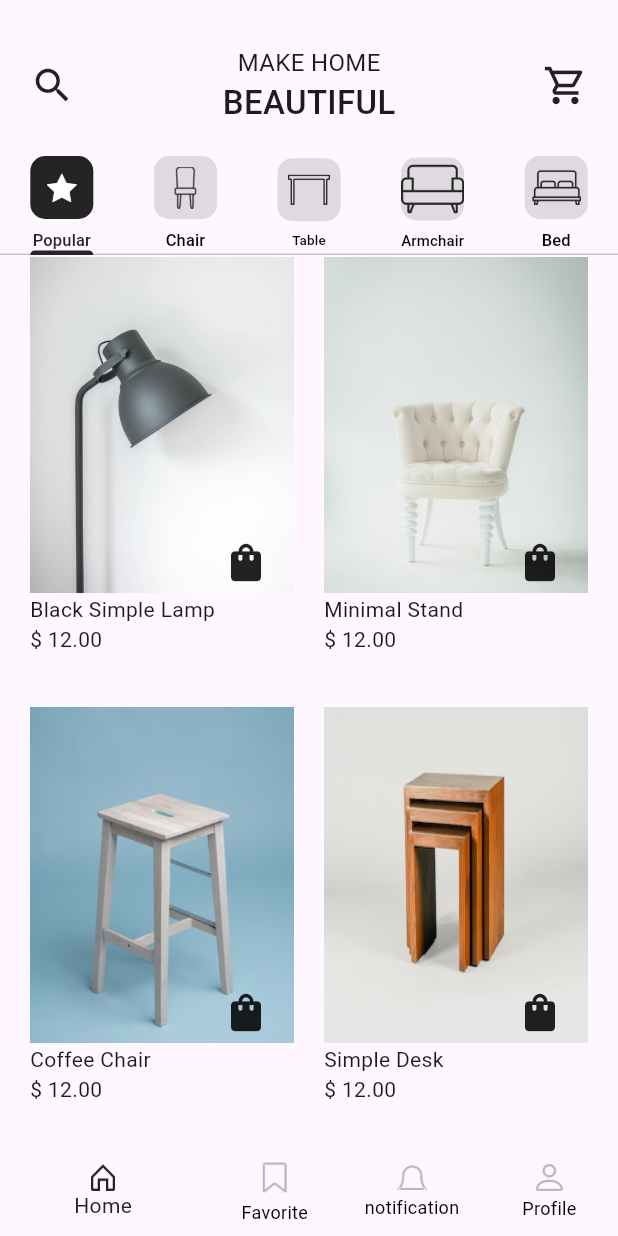
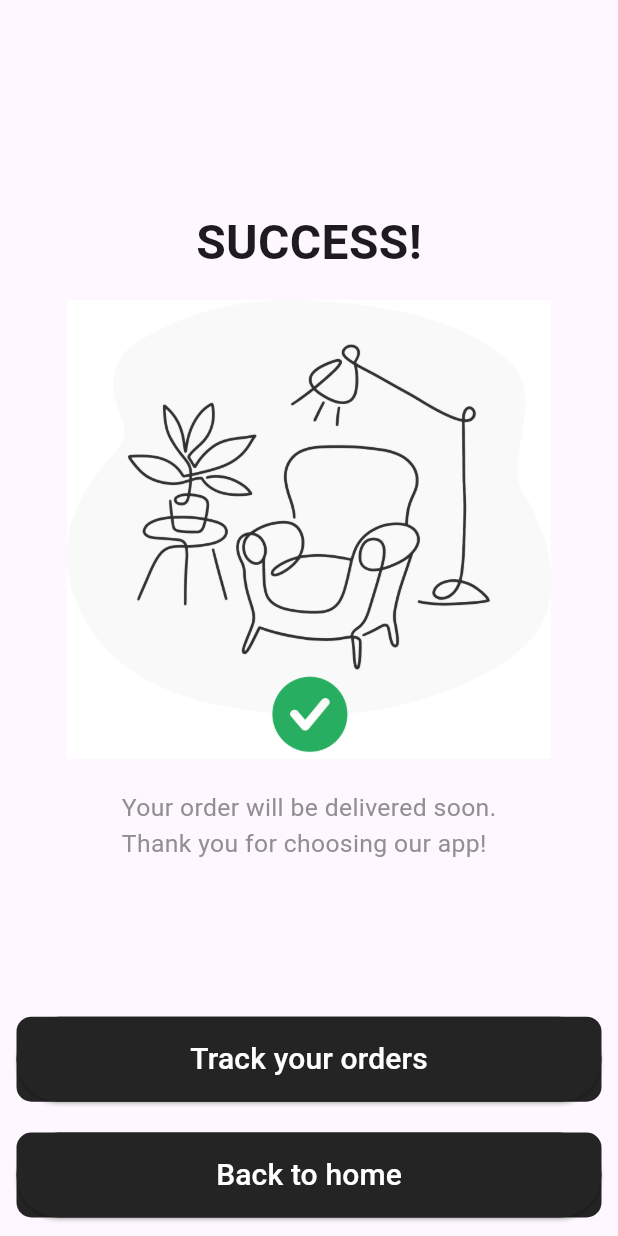
Before and after one commit to pkathiriya62/furniture, a Flutter app: the screen it shows after launch, on a phone screen of 412 x 824 dp. Run offline on Flutter 3.47's test engine with Material 3 defaults, Android fonts, the phone set to English and light mode, and no system bars; our stand-ins replace flutter_screenutil, google_fonts, shared_preferences; Roboto replaces fonts that are missing (TextStyle).

```diff
--- a/lib/main.dart
+++ b/lib/main.dart
@@ -1,7 +1,8 @@
 import 'dart:async';
 import 'package:flutter/material.dart';
 import 'package:flutter_screenutil/flutter_screenutil.dart';
-import 'package:furniture/bottomnavbar.dart';
+// import 'package:furniture/bottomnavbar.dart';
+import 'package:furniture/view/congrates.dart';
 // import 'package:furniture/view/checkoutscreen.dart';
 import 'package:furniture/view/loginscreen.dart';
 // import 'package:furniture/view/profilescreen.dart';
@@ -46,8 +47,11 @@ class _MyAppState extends State<MyApp> {
             ),
             // ignore: unnecessary_null_comparison
             home: token != null
-                ? const BottomNavigation()
+                ? const Congratesscreen()
                 : const LogInScreen(),
+            // home: token != null
+            //     ? const BottomNavigation()
+            //     : const LogInScreen(),
           );
         });
   }
--- /dev/null
+++ b/lib/view/congrates.dart
@@ -0,0 +1,71 @@
+import 'package:flutter/material.dart';
+import 'package:flutter_screenutil/flutter_screenutil.dart';
+import 'package:furniture/common/Appcolor.dart';
+import 'package:furniture/common/button.dart';
+import 'package:google_fonts/google_fonts.dart';
+
+class Congratesscreen extends StatefulWidget {
+  const Congratesscreen({super.key});
+
+  @override
+  State<Congratesscreen> createState() => _CongratesscreenState();
+}
+
+class _CongratesscreenState extends State<Congratesscreen> {
+  @override
+  Widget build(BuildContext context) {
+    return Scaffold(
+      body: Padding(
+        padding: const EdgeInsets.all(11),
+        child: Column(
+          children: [
+            SizedBox(
+              height: 124.h,
+            ),
+            Center(
+              child: Text(
+                'SUCCESS!',
+                style: TextStyle(
+                  fontSize: 32,
+                  fontWeight: FontWeight.w600,
+                  fontFamily: GoogleFonts.poppins.toString(),
+                ),
+              ),
+            ),
+            SizedBox(
+              height: 15.h,
+            ),
+            Image.asset(
+              'assets/image/Graphics.jpg',
+              scale: 2.5,
+            ),
+            SizedBox(
+              height: 20.h,
+            ),
+            Text(
+              'Your order will be delivered soon.\nThank you for choosing our app!',
+              style: TextStyle(
+                fontFamily: GoogleFonts.poppins.toString(),
+                fontSize: 16.h,
+                fontWeight: FontWeight.w400,
+                color: AppColor.textcolor,
+              ),
+            ),
+            SizedBox(
+              height: 100.h,
+            ),
+            GlobleButton(
+              onTap: () {},
+              button: 'Track your orders',
+            ),
+            SizedBox(height: 20.h),
+            GlobleButton(
+              onTap: () {},
+              button: 'Back to home',
+            ),
+          ],
+        ),
+      ),
+    );
+  }
+}
--- a/lib/view/profilescreen.dart
+++ b/lib/view/profilescreen.dart
@@ -1,7 +1,5 @@
 import 'dart:convert';
 import 'dart:developer';
-
-// import 'package:firebase_auth/firebase_auth.dart';
 import 'package:flutter/material.dart';
 import 'package:furniture/model/getprofilemodel.dart';
 import 'package:furniture/view/editscreen.dart';
@@ -11,10 +9,6 @@ import 'package:flutter_screenutil/flutter_screenutil.dart';
 import 'package:google_fonts/google_fonts.dart';
 import 'package:shared_preferences/shared_preferences.dart';
 
-// import '../Common/button.dart';
-// import '../Model/get_profile.dart';
-// import '../update_profile.dart';
-
 class ProfileScreen extends StatefulWidget {
   const ProfileScreen({super.key});
 
@@ -23,7 +17,6 @@ class ProfileScreen extends StatefulWidget {
 }
 
 class AppText {
-
   static List<String> profiletext = [
     "My orders",
     "Shipping Addresses",
@@ -42,7 +35,6 @@ class AppText {
 }
 
 class _ProfileScreenState extends State<ProfileScreen> {
-
   Future<GetProfile>? futureProfile;
   String? Token;
   String? name;
@@ -55,6 +47,7 @@ class _ProfileScreenState extends State<ProfileScreen> {
   _getRequests() async {
     setState(() {});
   }
+
   Future DeleteProduct() async {
     final SharedPreferences prefs = await SharedPreferences.getInstance();
     //prefs.getString('token', data['token']);
@@ -71,9 +64,8 @@ class _ProfileScreenState extends State<ProfileScreen> {
       log(response.body);
       log("delete successfully");
       prefs.remove("token");
-      Navigator.pushAndRemoveUntil(context, MaterialPageRoute(builder: (_)=>LogInScreen()), (route) => false);
-
-
+      Navigator.pushAndRemoveUntil(context,
+          MaterialPageRoute(builder: (_) => LogInScreen()), (route) => false);
     } else {
       throw Exception('failed to load employees');
     }
@@ -99,7 +91,6 @@ class _ProfileScreenState extends State<ProfileScreen> {
     }
   }
 
-
   @override
   Widget build(BuildContext context) {
     return Scaffold(
@@ -116,7 +107,7 @@ class _ProfileScreenState extends State<ProfileScreen> {
                   child: const Text('Cancel'),
                 ),
                 TextButton(
-          onPressed: (){
+                  onPressed: () {
                     DeleteProduct();
                   },
                   child: const Text('OK'),
@@ -129,12 +120,12 @@ class _ProfileScreenState extends State<ProfileScreen> {
             child: Icon(Icons.delete),
           ),
         ),
-
-
         actions: [
           InkWell(
             onTap: () {
-              Navigator.push(context, MaterialPageRoute(builder: (context) => Editscreen()),
+              Navigator.push(
+                context,
+                MaterialPageRoute(builder: (context) => Editscreen()),
               );
             },
             child: Padding(
@@ -149,7 +140,6 @@ class _ProfileScreenState extends State<ProfileScreen> {
         padding: const EdgeInsets.symmetric(horizontal: 20),
         child: Column(
           children: [
-
             FutureBuilder<GetProfile>(
                 future: futureProfile,
                 builder: (context, snapshot) {
@@ -185,18 +175,17 @@ class _ProfileScreenState extends State<ProfileScreen> {
                       ),
                     ],
                   );
-              }
+                }),
+            SizedBox(
+              height: 20.h,
             ),
-
-            SizedBox(height: 20.h,),
-
-            ListView.builder(shrinkWrap: true,
+            ListView.builder(
+                shrinkWrap: true,
                 itemCount: 5,
                 itemBuilder: (context, index) {
                   return Padding(
                     padding: const EdgeInsets.symmetric(vertical: 9),
                     child: Container(
-
                       child: Padding(
                         padding: const EdgeInsets.symmetric(horizontal: 20),
                         child: Row(
@@ -206,25 +195,30 @@ class _ProfileScreenState extends State<ProfileScreen> {
                               crossAxisAlignment: CrossAxisAlignment.start,
                               mainAxisAlignment: MainAxisAlignment.center,
                               children: [
-                            Text(AppText.profiletext[index], style: TextStyle(
+                                Text(
+                                  AppText.profiletext[index],
+                                  style: TextStyle(
                                     fontSize: 22,
                                     fontWeight: FontWeight.w500,
                                     color: Colors.black,
                                     fontFamily: GoogleFonts.poppins.toString(),
-                            ),),
-                            Text(AppText.profilesubtext[index],style: TextStyle(
+                                  ),
+                                ),
+                                Text(
+                                  AppText.profilesubtext[index],
+                                  style: TextStyle(
                                     fontSize: 16,
                                     fontWeight: FontWeight.w300,
                                     color: Colors.black,
                                     fontFamily: GoogleFonts.poppins.toString(),
-                            ),),
+                                  ),
+                                ),
                               ],
                             ),
                             Icon(Icons.arrow_forward_ios),
                           ],
                         ),
                       ),
-
                       height: 80.h,
                       width: double.infinity,
                       decoration: BoxDecoration(
@@ -237,11 +231,9 @@ class _ProfileScreenState extends State<ProfileScreen> {
                           ),
                         ],
                       ),
-
                     ),
                   );
-            }
-            ),
+                }),
           ],
         ),
       ),
```
Also changed, not shown: assets/image/Graphics.jpg (added). Lines whose indentation alone changed are shown as unchanged.
